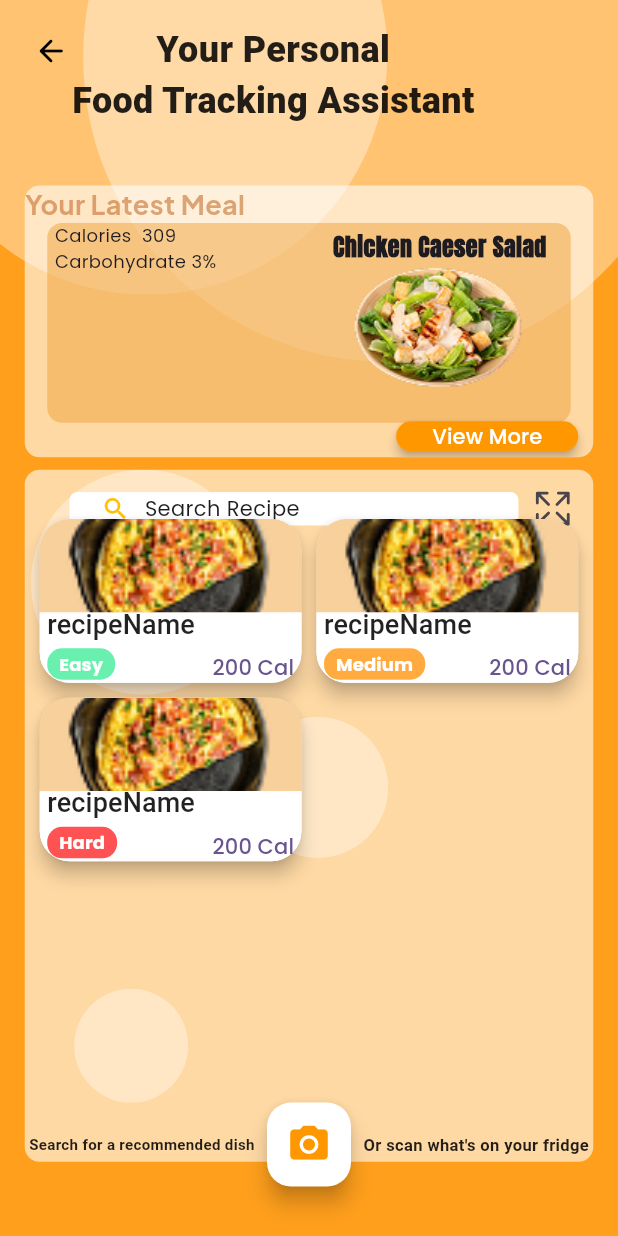
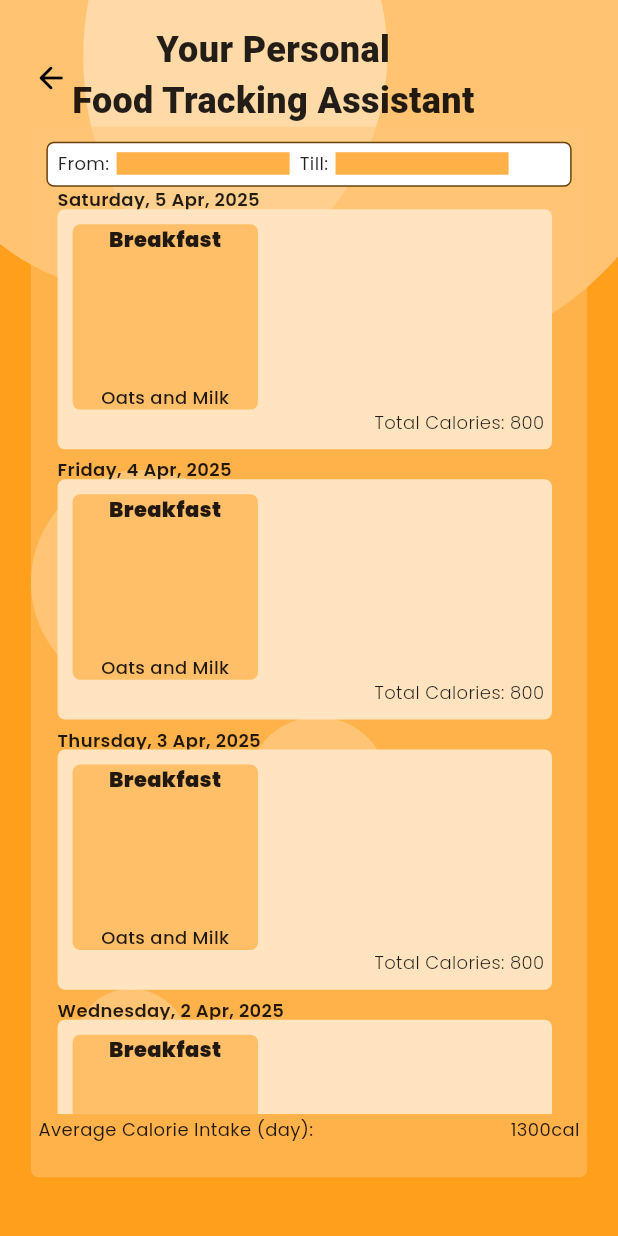
Before and after one commit to nicolheng/alt-f4-kitahack, a Flutter app: the FoodPage screen opened by its route, after a tap on "View More", on a phone screen of 412 x 824 dp. Run offline on Flutter 3.47's test engine with Material 3 defaults, Android fonts, the phone set to English and light mode, and no system bars; drawn by our look-alikes of auto_size_text; our stand-ins replace camera, google_fonts, ionicons; missing offline and left inert: external_path, media_scanner.

Commit message:
foodpage 1.3
Food History Page - Done

```diff
--- a/app/lib/main.dart
+++ b/app/lib/main.dart
@@ -2,6 +2,7 @@ import 'package:alt_f4/pages/home_page.dart';
 import 'package:alt_f4/pages/login_page.dart';
 import 'package:alt_f4/pages/signup_page.dart';
 import 'package:alt_f4/pages/food_page.dart';
+import 'package:alt_f4/pages/food_history_page.dart';
 import 'package:alt_f4/pages/camera_page.dart';
 import 'package:alt_f4/pages/profile_page.dart';
 import 'package:alt_f4/pages/settings_page.dart';
@@ -45,6 +46,7 @@ class MyApp extends StatelessWidget {
         "/signup": (context) => SignUpPage(),
         "/welcome": (context) => HomePage(),
         "/food": (context) => FoodPage(),
+        "/foodhistory": (context) => FoodHistoryPage(),
         "/foodcamera": (context) => CameraPage(cameras: cameras,),
         "/profile": (context) => ProfilePage(),
         "/settings": (context) => SettingsPage(),
--- /dev/null
+++ b/app/lib/pages/food_history_page.dart
@@ -0,0 +1,369 @@
+import 'package:intl/intl.dart';
+import 'package:flutter/material.dart';
+import 'package:google_fonts/google_fonts.dart';
+import 'package:auto_size_text/auto_size_text.dart';
+
+class FoodHistoryPage extends StatelessWidget {
+  const FoodHistoryPage({super.key});
+
+  @override
+  Widget build(BuildContext context) {
+    return Scaffold(
+      body: _buildUI(context),
+    );
+  }
+
+  Widget _buildUI(BuildContext context) {
+    return Stack(
+      children: [
+        _background(context),
+        _content(context),
+      ],
+    );
+  }
+
+  Widget _background(BuildContext context){
+    final screenWidth = MediaQuery.of(context).size.width;
+    final screenHeight = MediaQuery.of(context).size.height;
+
+    return Stack(
+      children: [
+        Container(
+          decoration: const BoxDecoration(color: Color(0xFFFF9F1C)),
+        ),
+        Positioned(
+          top: screenHeight * -0.2,
+          right: screenWidth * -0.12,
+          child: ClipOval(
+            child: Container(
+              width: 406,
+              height: 406,
+              decoration: const BoxDecoration(color: Color(0x60FFFFFF)),
+            ),
+          ),
+        ),
+        Positioned(
+          top: screenHeight * -0.15,
+          left: screenWidth * -0.15,
+          child: ClipOval(
+            child: Container(
+              width: 320,
+              height: 320,
+              decoration: const BoxDecoration(color: Color(0x60FFFFFF)),
+            ),
+          ),
+        ),
+        Positioned(
+          top: screenHeight * 0.38,
+          left: screenWidth * 0.05,
+          child: ClipOval(
+            child: Container(
+              width: 150,
+              height: 150,
+              decoration: const BoxDecoration(color: Color(0x60FFFFFF)),
+            ),
+          ),
+        ),
+        Positioned(
+          top: screenHeight * 0.58,
+          left: screenWidth * 0.4,
+          child: ClipOval(
+            child: Container(
+              width: 94,
+              height: 94,
+              decoration: const BoxDecoration(color: Color(0x60FFFFFF)),
+            ),
+          ),
+        ),
+        Positioned(
+          top: screenHeight * 0.8,
+          left: screenWidth * 0.12,
+          child: ClipOval(
+            child: Container(
+              width: 76,
+              height: 76,
+              decoration: const BoxDecoration(color: Color(0x60FFFFFF)),
+            ),
+          ),
+        ),
+      ],
+    );
+  }
+
+  Widget _content(BuildContext context){
+    int dailyCalory = 800;
+    DateTime now = DateTime.now();
+
+    List<String> dateList = [
+    DateFormat('EEEE, d MMM, yyyy').format(DateTime(now.year, now.month, now.day)),
+    DateFormat('EEEE, d MMM, yyyy').format(DateTime(now.year, now.month, now.day-1)),
+    DateFormat('EEEE, d MMM, yyyy').format(DateTime(now.year, now.month, now.day-2)),
+    DateFormat('EEEE, d MMM, yyyy').format(DateTime(now.year, now.month, now.day-3)),
+    DateFormat('EEEE, d MMM, yyyy').format(DateTime(now.year, now.month, now.day-4)),
+  ];
+
+    final screenWidth = MediaQuery.of(context).size.width;
+    final screenHeight = MediaQuery.of(context).size.height;
+
+    return Column(
+        children: [
+          // Header
+          Row(
+            children: [
+              Align(
+                alignment: Alignment.topLeft,
+                child: IconButton(
+                  padding: EdgeInsets.fromLTRB(20,20,0,0),
+                  onPressed: () => Navigator.pushNamed(context, "/food"),
+                  icon: Icon(Icons.arrow_back_rounded, color: Colors.black,),
+                ),
+              ),
+              SizedBox(height: 10,),
+
+              // Title
+              Align(
+                alignment: Alignment.topCenter,
+                child: Padding(
+                  padding: EdgeInsets.only(top: screenHeight*0.02),
+                  child: Flexible(
+                    child: FittedBox(
+                      fit: BoxFit.contain,
+                      child: AutoSizeText(
+                        "Your Personal\nFood Tracking Assistant",
+                        style: GoogleFonts.tiltWarp(
+                          color: Colors.black87,
+                          fontSize: 24,
+                          fontWeight: FontWeight.w900,
+                        ),
+                        textAlign: TextAlign.center,
+                      ),
+                    ),
+                  ),
+                ),
+              ),
+            ],
+          ),
+
+          //Main Content
+          Align(
+            alignment: Alignment.topCenter,
+            child: Container(
+              width: screenWidth*0.9,
+              height: screenHeight*0.85,
+              decoration: BoxDecoration(
+                color: Color(0x80FFC577),
+                borderRadius: BorderRadius.circular(5),
+              ),
+
+              child: Column(
+                children: [
+                  Padding(
+                    padding: EdgeInsets.only(left: 5, right: 5, top: 10),
+                    child: Container(
+                      width: screenWidth*0.85,
+                      height: 30,
+                      decoration: BoxDecoration(
+                        color: Colors.white,
+                        borderRadius: BorderRadius.circular(5),
+                        border: Border.all(color: Color(0xFF68410B), width: 1),
+                      ),
+                      child: Column(
+                        children: [
+                          Row(
+                            children: [
+                              Padding(
+                                padding: EdgeInsets.only(left: 5, top: 5, bottom: 5),
+                                child: Text(
+                                  "From: ",
+                                  style: GoogleFonts.poppins(
+                                    color: Colors.black87,
+                                    fontSize: 12,
+                                    fontWeight: FontWeight.w400,
+                                  ),
+                                  textAlign: TextAlign.center,
+                                ),
+                              ),
+
+                              Padding(
+                                padding: EdgeInsets.only(left: 3,top: 5, bottom: 5),
+                                child: Container(
+                                  width: screenWidth*0.28,
+                                  height: 15,
+                                  decoration: BoxDecoration(
+                                    color: Color(0xFFFFB147)
+                                  ),
+                                ),
+                              ),
+
+                              Padding(
+                                padding: EdgeInsets.only(left: 5, top: 5, bottom: 5),
+                                child: Text(
+                                  "Till: ",
+                                  style: GoogleFonts.poppins(
+                                    color: Colors.black87,
+                                    fontSize: 12,
+                                    fontWeight: FontWeight.w400,
+                                  ),
+                                  textAlign: TextAlign.center,
+                                ),
+                              ),
+
+                              Padding(
+                                padding: EdgeInsets.only(left: 3, top: 5, bottom: 5),
+                                child: Container(
+                                  width: screenWidth*0.28,
+                                  height: 15,
+                                  decoration: BoxDecoration(
+                                    color: Color(0xFFFFB147)
+                                  ),
+                                ),
+                              ),
+                            ],
+                          ),
+                        ],
+                      ),
+                    ),
+                  ),
+
+                  // History List
+                  Padding(
+                    padding: EdgeInsets.only(left: 5),
+                    child: SizedBox(
+                      width: screenWidth*0.85,
+                      height: screenHeight*0.75,
+                      child: GridView.count(
+                        shrinkWrap: false,
+                        crossAxisCount: 1,
+                        mainAxisSpacing: 5,
+                        crossAxisSpacing: 5,
+                        childAspectRatio: 2, // Adjust height-to-width ratio
+                        children:
+                          List.generate(dateList.length, (index){
+                            return Stack(
+                              children: [
+                                Padding(
+                                  padding: const EdgeInsets.only(left: 5, right: 5, top: 0),
+                                  child: Text(
+                                    //dateList[index].toString().replaceAll("00:00:00.000", ""),
+                                    dateList[index],
+                                    style: GoogleFonts.poppins(
+                                      color: Colors.black87,
+                                      fontSize: 12,
+                                      fontWeight: FontWeight.w600,
+                                    ),
+                                    textAlign: TextAlign.center,
+                                  ),
+                                ),
+
+                                Padding(
+                                  padding: const EdgeInsets.only(left: 5, right: 5, top: 15),
+                                  child: Container(
+                                    width: screenWidth*0.8,
+                                    height: screenHeight*0.2,
+                                    decoration: BoxDecoration(
+                                      color: Color(0xFFFFE4BF),
+                                      borderRadius: BorderRadius.circular(5),
+                                    ),
+                                    child: Column(
+                                      children: [
+                                        Row(
+                                          children: [
+                                            Padding(
+                                              padding: const EdgeInsets.only(left: 10.0, top: 10),
+                                              child: Container(
+                                                width: screenWidth*0.3,
+                                                height: screenHeight*0.15,
+                                                decoration: BoxDecoration(
+                                                  color: Color(0xFFFFBF69),
+                                                  borderRadius: BorderRadius.circular(5),
+                                                ),
+                                                child: Column(
+                                                  children: [
+                                                    AutoSizeText(
+                                                      "Breakfast",
+                                                      style: GoogleFonts.poppins(
+                                                        color: Colors.black87,
+                                                        fontSize: 14,
+                                                        fontWeight: FontWeight.w900,
+                                                      ),
+                                                      textAlign: TextAlign.center,
+                                                    ),
+                                                    Spacer(),
+                                                    AutoSizeText(
+                                                      "Oats and Milk",
+                                                      style: GoogleFonts.poppins(
+                                                        color: Colors.black87,
+                                                        fontSize: 8,
+                                                        fontWeight: FontWeight.w500,
+                                                      ),
+                                                      textAlign: TextAlign.center,
+                                                    )
+                                                  ],
+                                                ),
+                                              ),
+                                            )
+                                          ],
+                                        ),
+                                        Align(
+                                          alignment: Alignment.bottomRight,
+                                          child: Padding(
+                                            padding: const EdgeInsets.only(right: 5.0),
+                                            child: AutoSizeText(
+                                              "Total Calories: $dailyCalory",
+                                              textAlign: TextAlign.right,
+                                              style: GoogleFonts.poppins(
+                                                color: Colors.black87,
+                                                fontSize: 12,
+                                                fontWeight: FontWeight.w300,
+                                              ),
+                                            ),
+                                          ),
+                                        )
+                                      ],
+                                    ),
+                                  ),
+                                ),
+                              ],
+                            );
+                          })
+
+                      ),
+                    ),
+                  ),
+
+                  Row(
+                    children: [
+                      Padding(
+                        padding: EdgeInsets.only(left: 5, right: 0, top: 2),
+                        child: AutoSizeText(
+                          "Average Calorie Intake (day): ",
+                          style: GoogleFonts.poppins(
+                            color: Colors.black87,
+                            fontSize: 12,
+                            fontWeight: FontWeight.w400,
+                          ),
+                        ),
+                      ),
+                      Spacer(),
+                      Padding(
+                        padding: EdgeInsets.only(right: 5, left: 0, top: 2),
+                        child: AutoSizeText(
+                          "1300cal",
+                          textAlign: TextAlign.right,
+                          style: GoogleFonts.poppins(
+                            color: Colors.black87,
+                            fontSize: 12,
+                            fontWeight: FontWeight.w400,
+                          ),
+                        ),
+                      ),
+                    ],
+                  ),
+                ],
+              ),
+            ),
+          ),
+        ],
+    );
+  }
+}
--- a/app/lib/pages/food_page.dart
+++ b/app/lib/pages/food_page.dart
@@ -1,7 +1,7 @@
-import 'package:auto_size_text/auto_size_text.dart';
 import 'package:flutter/material.dart';
 import 'package:google_fonts/google_fonts.dart';
 import 'package:ionicons/ionicons.dart';
+import 'package:auto_size_text/auto_size_text.dart';
 
 class FoodPage extends StatelessWidget {
   const FoodPage({super.key});
@@ -220,7 +220,7 @@ class FoodPage extends StatelessWidget {
                     right: 10,
                     bottom: -10,
                     child: ElevatedButton(
-                      onPressed: () {print("AwMan");},
+                      onPressed: () => Navigator.pushNamed(context, "/foodhistory"),
                       style: ElevatedButton.styleFrom(
                         backgroundColor: Colors.orange,
                         elevation: 3,
--- a/app/pubspec.yaml
+++ b/app/pubspec.yaml
@@ -45,6 +45,7 @@ dependencies:
   media_scanner: ^2.2.0
   auto_size_text: ^3.0.0
   intl: ^0.20.2
+  calendar_date_picker2: ^2.0.0
   #cloud_firestore: ^5.6.5
 
 dev_dependencies:
```
Also changed, not shown: app/pubspec.lock.
